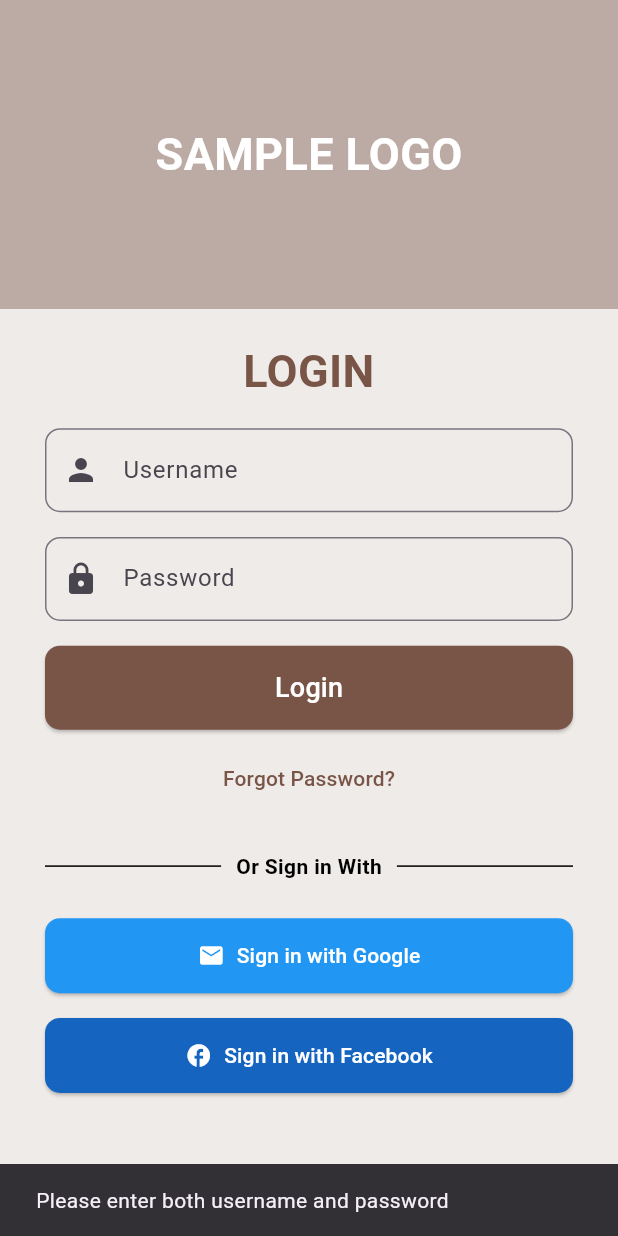
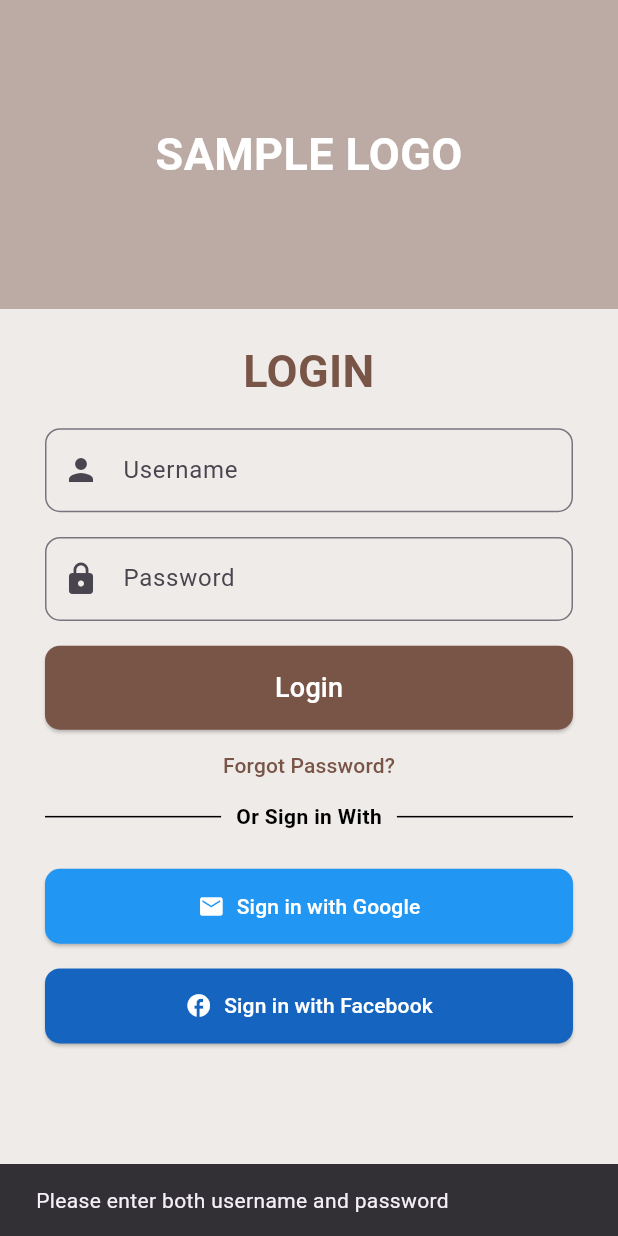
Before and after one commit to norvs024/hrweb-mobile-training-task, a Flutter app: the screen it shows after launch, after a tap on "Login", on a phone screen of 412 x 824 dp. Run offline on Flutter 3.47's test engine with Material 3 defaults, Android fonts, the phone set to English and light mode, and no system bars.

Commit message:
Refactor the code and add the sharead_preference
Currenlty not working because of the shared preference

```diff
--- a/lib/Components/custom_text_field.dart
+++ b/lib/Components/custom_text_field.dart
@@ -6,6 +6,7 @@ class CustomTextField extends StatelessWidget {
   final TextEditingController? controller;
   final TextInputType? keyboardType;
   final bool obscureText;
+  final Widget? suffixIcon; // Add suffixIcon
 
   const CustomTextField({
     super.key, // Super parameter for 'key'
@@ -14,6 +15,7 @@ class CustomTextField extends StatelessWidget {
     this.controller,
     this.keyboardType,
     this.obscureText = false,
+    this.suffixIcon,
   });
 
   @override
@@ -29,6 +31,7 @@ class CustomTextField extends StatelessWidget {
               borderRadius: BorderRadius.circular(10),
             ),
             prefixIcon: Icon(prefixIcon),
+            suffixIcon: suffixIcon,
           ),
         );
     }
--- /dev/null
+++ b/lib/Components/login_form.dart
@@ -0,0 +1,163 @@
+// lib/views/widgets/login_form.dart
+import 'package:flutter/material.dart';
+import '../components/custom_text_field.dart';
+
+class LoginForm extends StatelessWidget {
+  final TextEditingController usernameController;
+  final TextEditingController passwordController;
+  final bool isLoading;
+  final VoidCallback onLogin;
+  final VoidCallback onGoogleSignIn;
+  final VoidCallback onFacebookSignIn;
+  final VoidCallback onForgotPassword;
+
+  const LoginForm({
+    Key? key,
+    required this.usernameController,
+    required this.passwordController,
+    required this.isLoading,
+    required this.onLogin,
+    required this.onGoogleSignIn,
+    required this.onFacebookSignIn,
+    required this.onForgotPassword,
+  }) : super(key: key);
+
+  @override
+  Widget build(BuildContext context) {
+    final screenHeight = MediaQuery.of(context).size.height;
+    bool _isPasswordVisible = false;
+
+
+    return Container(
+      padding: const EdgeInsets.symmetric(horizontal: 30, vertical: 20),
+      color: Colors.brown[50],
+      child: Column(
+        crossAxisAlignment: CrossAxisAlignment.stretch,
+        children: [
+          const Text(
+            'LOGIN',
+            style: TextStyle(
+              fontSize: 30,
+              fontWeight: FontWeight.bold,
+              color: Colors.brown,
+            ),
+            textAlign: TextAlign.center,
+          ),
+          SizedBox(height: screenHeight * 0.02),
+
+          CustomTextField(
+            labelText: 'Username',
+            prefixIcon: Icons.person,
+            controller: usernameController,
+          ),
+          SizedBox(height: screenHeight * 0.02),
+
+          CustomTextField(
+            obscureText: !_isPasswordVisible,
+            labelText: 'Password',
+            prefixIcon: Icons.lock,
+            controller: passwordController,
+
+          ),
+          SizedBox(height: screenHeight * 0.02),
+
+          _buildLoginButton(),
+          _buildForgotPasswordButton(),
+          _buildDivider(),
+          SizedBox(height: screenHeight * 0.03),
+          _buildSigninWithGoogle(),
+          SizedBox(height: screenHeight * 0.02),
+          _buildSigninWithFacebook(),
+        ],
+      ),
+    );
+  }
+
+  Widget _buildLoginButton() {
+    return ElevatedButton(
+      onPressed: isLoading ? null : onLogin,
+      style: ElevatedButton.styleFrom(
+        backgroundColor: Colors.brown,
+        padding: const EdgeInsets.symmetric(vertical: 15),
+        shape: RoundedRectangleBorder(
+          borderRadius: BorderRadius.circular(10),
+        ),
+      ),
+      child: isLoading
+          ? const CircularProgressIndicator(
+              valueColor: AlwaysStoppedAnimation<Color>(Colors.white),
+            )
+          : const Text(
+              'Login',
+              style: TextStyle(fontSize: 18, color: Colors.white),
+            ),
+    );
+  }
+
+  Widget _buildForgotPasswordButton() {
+    return TextButton(
+      onPressed: onForgotPassword,
+      child: const Text(
+        'Forgot Password?',
+        style: TextStyle(color: Colors.brown),
+      ),
+    );
+  }
+
+  Widget _buildDivider() {
+    return const Row(
+      children: [
+        Expanded(child: Divider(thickness: 1, color: Colors.black)),
+        Padding(
+          padding: EdgeInsets.symmetric(horizontal: 10),
+          child: Text(
+            'Or Sign in With',
+            style: TextStyle(
+              fontWeight: FontWeight.bold,
+              color: Colors.black,
+            ),
+          ),
+        ),
+        Expanded(child: Divider(thickness: 1, color: Colors.black)),
+      ],
+    );
+  }
+
+  Widget _buildSigninWithGoogle() {
+    return
+        ElevatedButton.icon(
+          onPressed: onGoogleSignIn,
+          icon: const Icon(Icons.email, color: Colors.white),
+          label: const Text(
+            'Sign in with Google',
+            style: TextStyle(color: Colors.white),
+          ),
+          style: ElevatedButton.styleFrom(
+            backgroundColor: Colors.blue,
+            padding: const EdgeInsets.symmetric(vertical: 15),
+            shape: RoundedRectangleBorder(
+              borderRadius: BorderRadius.circular(10),
+            ),
+          ),
+        );
+  }
+
+   Widget _buildSigninWithFacebook() {
+    return
+        ElevatedButton.icon(
+          onPressed: onFacebookSignIn,
+          icon: const Icon(Icons.facebook, color: Colors.white),
+          label: const Text(
+            'Sign in with Facebook',
+            style: TextStyle(color: Colors.white),
+          ),
+          style: ElevatedButton.styleFrom(
+            backgroundColor: Colors.blue[800],
+            padding: const EdgeInsets.symmetric(vertical: 15),
+            shape: RoundedRectangleBorder(
+              borderRadius: BorderRadius.circular(10),
+            ),
+          ),
+        );
+  }
+}
--- /dev/null
+++ b/lib/controller/auth_controller.dart
@@ -0,0 +1,46 @@
+import 'dart:async';
+import 'dart:convert';
+import 'package:http/http.dart' as http;
+import '../models/user_model.dart';
+
+class AuthController {
+  static const String baseUrl = 'http://10.0.2.2/task2/public';
+
+  Future<Map<String, dynamic>> login(UserModel user) async {
+    try {
+      final response = await http.post(
+        Uri.parse('$baseUrl/loginPage'),
+        headers: <String, String>{
+          'Content-Type': 'application/x-www-form-urlencoded',
+          'Accept': 'application/json',
+          'X-Requested-With': 'XMLHttpRequest',
+        },
+        body: user.toJson(),
+      ).timeout(
+        const Duration(seconds: 10),
+        onTimeout: () {
+          throw TimeoutException('Connection timed out');
+        },
+      );
+
+      final data = jsonDecode(response.body);
+      if (response.statusCode == 200) {
+        return {
+          'success': data['success'] ?? false,
+          'message': data['message'] ?? 'Unknown error',
+          'data': data
+        };
+      } else {
+        return {
+          'success': false,
+          'message': 'Server error: ${response.statusCode}',
+        };
+      }
+    } catch (e) {
+      return {
+        'success': false,
+        'message': 'An error occurred: $e',
+      };
+    }
+  }
+}
--- a/lib/main.dart
+++ b/lib/main.dart
@@ -1,6 +1,7 @@
 import 'package:flutter/material.dart';
 import 'package:task/dashboard.dart';
 import 'package:task/login.dart';
+import 'package:task/views/login_screen.dart';
 // import 'package:flutter/services.dart';
 
 void main() {
@@ -14,10 +15,10 @@ class MyApp extends StatelessWidget {
   Widget build(BuildContext context) {
     return MaterialApp(
       debugShowCheckedModeBanner: false,
-      home: const Login(),
+      home: const LoginScreen(),
       routes: {
         '/dashboard': (context) => const Dashboard(),
-        '/login': (context) => const Login(),
+        '/login': (context) => const LoginScreen(),
       }
     );
   }
--- /dev/null
+++ b/lib/models/user_model.dart
@@ -0,0 +1,20 @@
+class UserModel {
+  final String username;
+  final String password;
+
+  UserModel({required this.username, required this.password});
+
+  Map<String, dynamic> toJson() {
+    return {
+      'userName': username,
+      'pass': password,
+    };
+  }
+
+  factory UserModel.fromJson(Map<String, dynamic> json) {
+    return UserModel(
+      username: json['userName'] ?? '',
+      password: json['pass'] ?? '',
+    );
+  }
+}
--- /dev/null
+++ b/lib/views/login_screen.dart
@@ -0,0 +1,111 @@
+// lib/views/screens/login_screen.dart
+import 'package:flutter/material.dart';
+import 'package:task/Components/login_form.dart';
+import 'package:task/controller/auth_controller.dart';
+import '../../models/user_model.dart';
+
+class LoginScreen extends StatefulWidget {
+  const LoginScreen({super.key});
+
+  @override
+  State<LoginScreen> createState() => _LoginScreenState();
+}
+
+class _LoginScreenState extends State<LoginScreen> {
+  final TextEditingController _usernameController = TextEditingController();
+  final TextEditingController _passwordController = TextEditingController();
+  final AuthController _authController = AuthController();
+  bool _isLoading = false;
+
+  Future<void> _handleLogin() async {
+    final username = _usernameController.text.trim();
+    final password = _passwordController.text.trim();
+
+    if (username.isEmpty || password.isEmpty) {
+      _showMessage('Please enter both username and password');
+      return;
+    }
+
+    setState(() => _isLoading = true);
+
+    final userModel = UserModel(username: username, password: password);
+    final result = await _authController.login(userModel);
+
+    setState(() => _isLoading = false);
+
+    if (result['success']) {
+      // Handle successful login
+      _showMessage('Login successful');
+      // Navigate to dashboard
+      // Navigator.pushReplacementNamed(context, '/dashboard');
+    } else {
+      _showMessage(result['message']);
+    }
+  }
+
+  void _showMessage(String message) {
+    ScaffoldMessenger.of(context).showSnackBar(
+      SnackBar(content: Text(message)),
+    );
+  }
+
+  @override
+  Widget build(BuildContext context) {
+    final screenHeight = MediaQuery.of(context).size.height;
+
+    return Scaffold(
+      backgroundColor: Colors.brown[50],
+      appBar: AppBar(
+        toolbarHeight: 0,
+        backgroundColor: Colors.brown[200],
+      ),
+      body: SafeArea(
+        child: SingleChildScrollView(
+          child: Column(
+            crossAxisAlignment: CrossAxisAlignment.stretch,
+            children: [
+              Container(
+                height: screenHeight * 0.25,
+                color: Colors.brown[200],
+                child: const Center(
+                  child: Text(
+                    'SAMPLE LOGO',
+                    style: TextStyle(
+                      fontSize: 30,
+                      fontWeight: FontWeight.bold,
+                      color: Colors.white,
+                    ),
+                  ),
+                ),
+              ),
+              LoginForm(
+                usernameController: _usernameController,
+                passwordController: _passwordController,
+                isLoading: _isLoading,
+                onLogin: _handleLogin,
+                onGoogleSignIn: () {
+                  // Implement Google sign-in
+                },
+                onFacebookSignIn: () {
+                  // Implement Facebook sign-in
+                },
+                onForgotPassword: () {
+                  // Implement forgot password
+                },
+              ),
+              // Second container for the login form or other content
+
+            ],
+          ),
+        ),
+      ),
+    );
+  }
+
+  @override
+  void dispose() {
+    _usernameController.dispose();
+    _passwordController.dispose();
+    super.dispose();
+  }
+}
--- a/pubspec.yaml
+++ b/pubspec.yaml
@@ -36,6 +36,7 @@ dependencies:
   # Use with the CupertinoIcons class for iOS style icons.
   cupertino_icons: ^1.0.8
   http: ^1.2.2
+  shared_preferences: ^2.3.3
 
 dev_dependencies:
   flutter_test:
```
Also changed, not shown: pubspec.lock, 1 other file.
